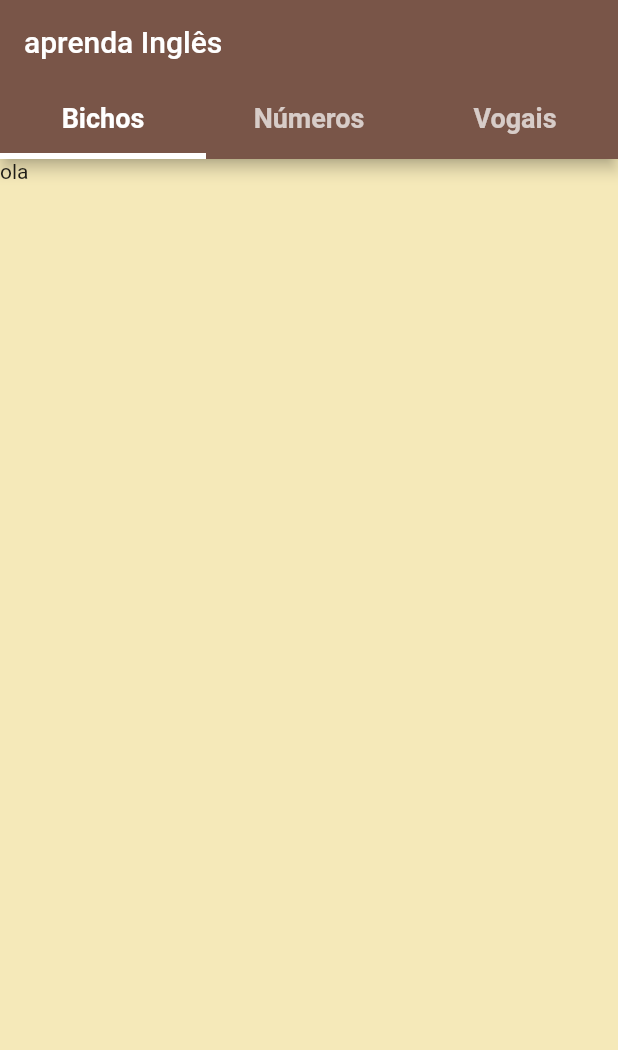
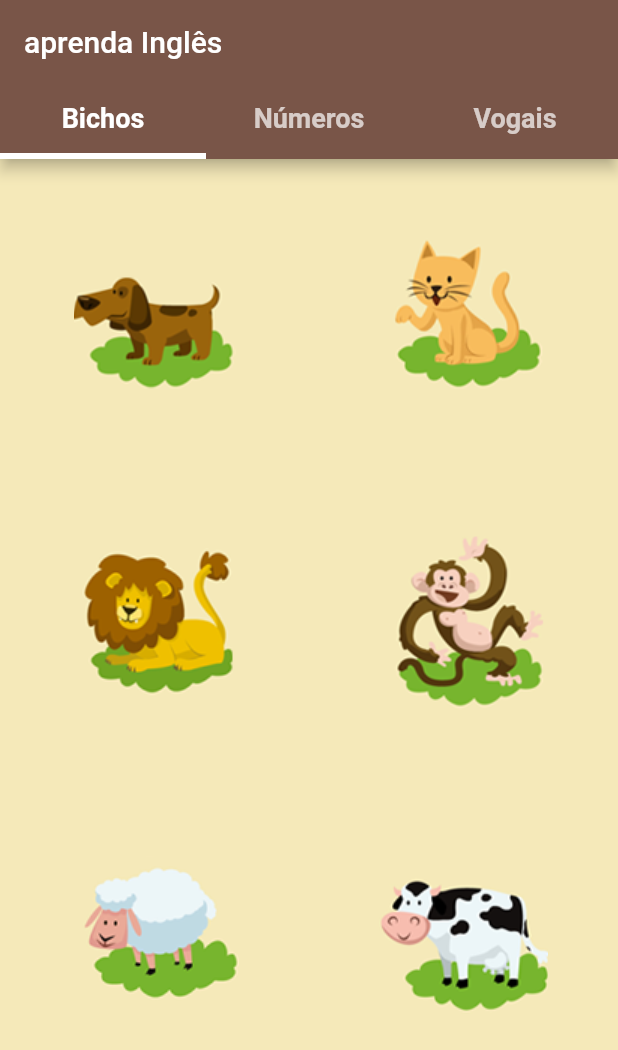
Before and after one commit to AndreyCesarVilacha/aprenda-ingles-flutter, a Flutter app: the screen it shows after launch, on a phone screen of 412 x 824 dp. Shown: the top 1050 px of the screen. Run offline on Flutter 3.47's test engine with Material 2 defaults, Android fonts, the light colour scheme and no system bars.

Commit message:
Usando GridView e MediaQuery

```diff
--- a/lib/telas/Bichos.dart
+++ b/lib/telas/Bichos.dart
@@ -10,12 +10,38 @@ class Bichos extends StatefulWidget {
 class _BichosState extends State<Bichos> {
   @override
   Widget build(BuildContext context) {
+
+    //double largura = MediaQuery.of(context).size.width;
+    //double altura = MediaQuery.of(context).size.height;
+
     return GridView.count(
       crossAxisCount: 2,
+      childAspectRatio: MediaQuery.of(context).size.aspectRatio * 2,
+      scrollDirection: Axis.vertical,
       children: [
         GestureDetector(
           onTap: (){},
-          child: Text("ola"),
+          child: Image.asset("assets/imagens/cao.png"),
+        ),
+        GestureDetector(
+          onTap: (){},
+          child: Image.asset("assets/imagens/gato.png"),
+        ),
+        GestureDetector(
+          onTap: (){},
+          child: Image.asset("assets/imagens/leao.png"),
+        ),
+        GestureDetector(
+          onTap: (){},
+          child: Image.asset("assets/imagens/macaco.png"),
+        ),
+        GestureDetector(
+          onTap: (){},
+          child: Image.asset("assets/imagens/ovelha.png"),
+        ),
+        GestureDetector(
+          onTap: (){},
+          child: Image.asset("assets/imagens/vaca.png"),
         ),
       ],
     );
```
